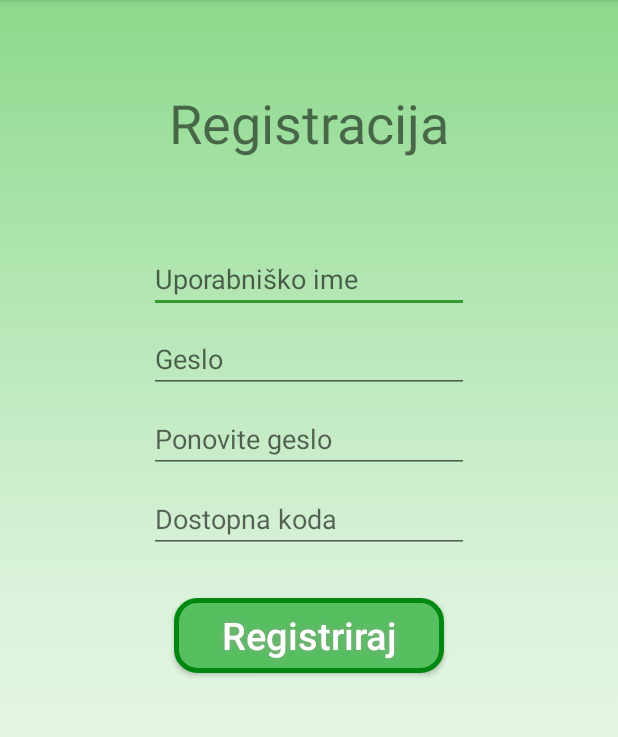
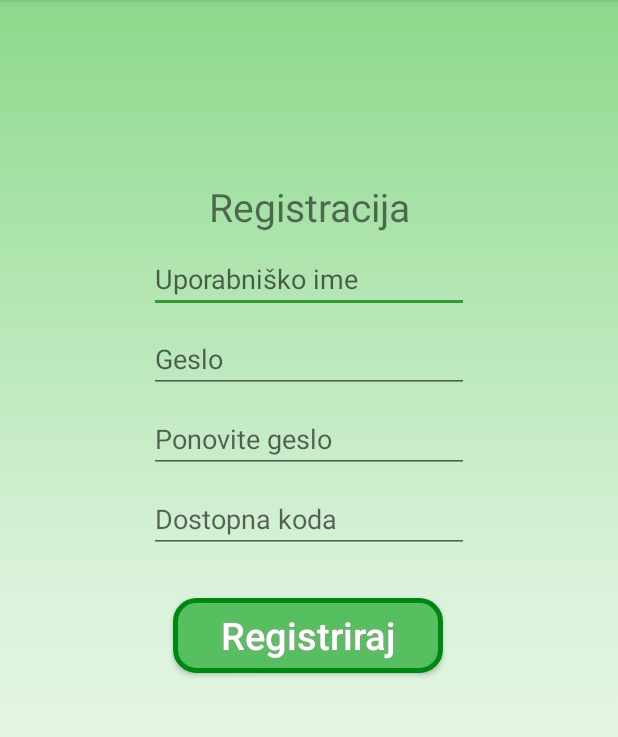
Before and after one commit to andavb/DriveIt, an Android app: the Registracija screen opened directly, with no data from a screen before it, on a phone screen of 412 x 824 dp, the part 84-821 px from its top. Run offline under Robolectric (Android 15) with nearby library versions, the phone set to English and light mode, and no system bars; our stand-ins replace Volley.

Commit message:
added DB connect and registed register view

```diff
--- a/DriveIt/app/build.gradle
+++ b/DriveIt/app/build.gradle
@@ -38,6 +38,8 @@ dependencies {
 
     implementation 'com.github.d-max:spots-dialog:1.1@aar'
 
+    implementation 'com.android.volley:volley:1.1.0'
+
 
 }
 apply plugin: 'com.google.gms.google-services'
--- /dev/null
+++ b/DriveIt/app/src/main/res/layout-land/activity_registracija.xml
@@ -0,0 +1,129 @@
+<?xml version="1.0" encoding="utf-8"?>
+<android.support.constraint.ConstraintLayout xmlns:android="http://schemas.android.com/apk/res/android"
+    xmlns:app="http://schemas.android.com/apk/res-auto"
+    xmlns:tools="http://schemas.android.com/tools"
+    android:layout_width="match_parent"
+    android:layout_height="match_parent"
+    android:background="@drawable/bacground_color"
+    tools:context=".Registracija">
+
+    <EditText
+        android:id="@+id/ID_name"
+        android:layout_width="wrap_content"
+        android:layout_height="wrap_content"
+        android:layout_marginEnd="8dp"
+        android:layout_marginStart="8dp"
+        android:layout_marginTop="8dp"
+        android:ems="10"
+        android:hint="Uporabniško ime"
+        android:inputType="textPersonName"
+        app:layout_constraintEnd_toStartOf="@+id/guideline2"
+        app:layout_constraintStart_toStartOf="parent"
+        app:layout_constraintTop_toTopOf="@+id/guideline" />
+
+    <EditText
+        android:id="@+id/ID_passwrod"
+        android:layout_width="wrap_content"
+        android:layout_height="wrap_content"
+        android:layout_marginEnd="8dp"
+        android:layout_marginStart="8dp"
+        android:layout_marginTop="8dp"
+        android:ems="10"
+        android:hint="Geslo"
+        android:inputType="textPassword"
+        app:layout_constraintEnd_toEndOf="parent"
+        app:layout_constraintStart_toStartOf="@+id/guideline2"
+        app:layout_constraintTop_toTopOf="@+id/guideline" />
+
+    <EditText
+        android:id="@+id/ID_passwrodRepeat"
+        android:layout_width="wrap_content"
+        android:layout_height="wrap_content"
+        android:layout_marginEnd="8dp"
+        android:layout_marginStart="8dp"
+        android:layout_marginTop="8dp"
+        android:ems="10"
+        android:hint="Ponovite geslo"
+        android:inputType="textPassword"
+        app:layout_constraintEnd_toEndOf="parent"
+        app:layout_constraintStart_toStartOf="@+id/guideline2"
+        app:layout_constraintTop_toBottomOf="@+id/ID_passwrod" />
+
+    <EditText
+        android:id="@+id/ID_uniqcode"
+        android:layout_width="wrap_content"
+        android:layout_height="wrap_content"
+        android:layout_marginEnd="8dp"
+        android:layout_marginStart="8dp"
+        android:layout_marginTop="8dp"
+        android:ems="10"
+        android:hint="Dostopna koda"
+        android:inputType="numberPassword"
+        app:layout_constraintEnd_toStartOf="@+id/guideline2"
+        app:layout_constraintStart_toStartOf="parent"
+        app:layout_constraintTop_toBottomOf="@+id/ID_name" />
+
+    <android.support.constraint.Guideline
+        android:id="@+id/guideline"
+        android:layout_width="wrap_content"
+        android:layout_height="wrap_content"
+        android:orientation="horizontal"
+        app:layout_constraintGuide_percent="0.32" />
+
+    <TextView
+        android:id="@+id/ID_textview"
+        android:layout_width="wrap_content"
+        android:layout_height="wrap_content"
+        android:layout_marginEnd="8dp"
+        android:layout_marginStart="8dp"
+        android:layout_marginTop="20dp"
+        android:text="Registracija"
+        android:textSize="36sp"
+        app:layout_constraintEnd_toEndOf="parent"
+        app:layout_constraintHorizontal_bias="0.498"
+        app:layout_constraintStart_toStartOf="parent"
+        app:layout_constraintTop_toTopOf="parent" />
+
+    <Button
+        android:id="@+id/ID_registerBtnReg"
+
+        android:layout_width="180dp"
+        android:layout_height="50dp"
+
+        android:layout_marginBottom="40dp"
+        android:layout_marginEnd="8dp"
+        android:layout_marginStart="8dp"
+        android:background="@drawable/button_green"
+        android:shadowColor="#8BA886"
+        android:shadowDx="0"
+        android:shadowDy="0"
+        android:shadowRadius="5"
+        android:text="@string/registriraj"
+        android:textAllCaps="false"
+        android:textColor="#FFFFFF"
+        android:textSize="25sp"
+        app:layout_constraintBottom_toBottomOf="parent"
+        app:layout_constraintEnd_toEndOf="parent"
+        app:layout_constraintStart_toStartOf="parent" />
+
+    <android.support.constraint.Guideline
+        android:id="@+id/guideline2"
+        android:layout_width="wrap_content"
+        android:layout_height="wrap_content"
+        android:orientation="vertical"
+        app:layout_constraintGuide_percent="0.50073206" />
+
+    <ProgressBar
+        android:id="@+id/ID_loading"
+        style="?android:attr/progressBarStyle"
+        android:layout_width="0dp"
+        android:layout_height="wrap_content"
+        android:layout_marginEnd="8dp"
+        android:layout_marginStart="8dp"
+        android:layout_marginTop="15dp"
+        app:layout_constraintEnd_toEndOf="parent"
+        app:layout_constraintStart_toStartOf="parent"
+        app:layout_constraintTop_toBottomOf="@+id/ID_uniqcode"
+        tools:visibility="gone" />
+
+</android.support.constraint.ConstraintLayout>
--- a/DriveIt/app/src/main/res/layout-land/content_glavni_meni.xml
+++ b/DriveIt/app/src/main/res/layout-land/content_glavni_meni.xml
@@ -36,7 +36,8 @@
         gauge:maxValue="300"
         gauge:minValue="0"
         gauge:totalNicks="120"
-        gauge:valuePerNick="3" />
+        gauge:valuePerNick="3"
+        app:lowerText="bar"/>
 
 
     <ImageView
--- a/DriveIt/app/src/main/res/layout/activity_registracija.xml
+++ b/DriveIt/app/src/main/res/layout/activity_registracija.xml
@@ -8,7 +8,7 @@
     tools:context=".Registracija">
 
     <EditText
-        android:id="@+id/editText"
+        android:id="@+id/ID_name"
         android:layout_width="wrap_content"
         android:layout_height="wrap_content"
         android:layout_marginEnd="8dp"
@@ -22,7 +22,7 @@
         app:layout_constraintTop_toTopOf="@+id/guideline" />
 
     <EditText
-        android:id="@+id/editText3"
+        android:id="@+id/ID_passwrod"
         android:layout_width="wrap_content"
         android:layout_height="wrap_content"
         android:layout_marginEnd="8dp"
@@ -33,10 +33,10 @@
         android:inputType="textPassword"
         app:layout_constraintEnd_toEndOf="parent"
         app:layout_constraintStart_toStartOf="parent"
-        app:layout_constraintTop_toBottomOf="@+id/editText" />
+        app:layout_constraintTop_toBottomOf="@+id/ID_name" />
 
     <EditText
-        android:id="@+id/editText4"
+        android:id="@+id/ID_passwrodRepeat"
         android:layout_width="wrap_content"
         android:layout_height="wrap_content"
         android:layout_marginEnd="8dp"
@@ -47,10 +47,10 @@
         android:inputType="textPassword"
         app:layout_constraintEnd_toEndOf="parent"
         app:layout_constraintStart_toStartOf="parent"
-        app:layout_constraintTop_toBottomOf="@+id/editText3" />
+        app:layout_constraintTop_toBottomOf="@+id/ID_passwrod" />
 
     <EditText
-        android:id="@+id/editText5"
+        android:id="@+id/ID_uniqcode"
         android:layout_width="wrap_content"
         android:layout_height="wrap_content"
         android:layout_marginEnd="8dp"
@@ -61,7 +61,7 @@
         android:inputType="numberPassword"
         app:layout_constraintEnd_toEndOf="parent"
         app:layout_constraintStart_toStartOf="parent"
-        app:layout_constraintTop_toBottomOf="@+id/editText4" />
+        app:layout_constraintTop_toBottomOf="@+id/ID_passwrodRepeat" />
 
     <android.support.constraint.Guideline
         android:id="@+id/guideline"
@@ -71,7 +71,7 @@
         app:layout_constraintGuide_percent="0.20232172" />
 
     <TextView
-        android:id="@+id/textView"
+        android:id="@+id/ID_textview"
         android:layout_width="wrap_content"
         android:layout_height="wrap_content"
         android:layout_marginBottom="8dp"
@@ -79,11 +79,13 @@
         android:layout_marginStart="8dp"
         android:layout_marginTop="8dp"
         android:text="Registracija"
-        android:textSize="36sp"
-        app:layout_constraintBottom_toTopOf="@+id/editText"
+        android:textAlignment="center"
+        android:textSize="26sp"
+        app:layout_constraintBottom_toTopOf="@+id/ID_name"
         app:layout_constraintEnd_toEndOf="parent"
         app:layout_constraintStart_toStartOf="parent"
-        app:layout_constraintTop_toTopOf="parent" />
+        app:layout_constraintTop_toTopOf="parent"
+        app:layout_constraintVertical_bias="1.0" />
 
     <Button
         android:id="@+id/ID_registerBtnReg"
@@ -104,7 +106,21 @@
         android:textColor="#FFFFFF"
         android:textSize="25sp"
         app:layout_constraintEnd_toEndOf="parent"
+        app:layout_constraintHorizontal_bias="0.497"
         app:layout_constraintStart_toStartOf="parent"
-        app:layout_constraintTop_toBottomOf="@+id/editText5" />
+        app:layout_constraintTop_toBottomOf="@+id/ID_uniqcode" />
+
+    <ProgressBar
+        android:id="@+id/ID_loading"
+        style="?android:attr/progressBarStyle"
+        android:layout_width="0dp"
+        android:layout_height="wrap_content"
+        android:layout_marginEnd="8dp"
+        android:layout_marginStart="8dp"
+        android:layout_marginTop="15dp"
+        app:layout_constraintEnd_toEndOf="parent"
+        app:layout_constraintStart_toStartOf="parent"
+        app:layout_constraintTop_toBottomOf="@+id/ID_uniqcode"
+        tools:visibility="gone" />
 
 </android.support.constraint.ConstraintLayout>
--- a/DriveIt/app/src/main/res/values/strings.xml
+++ b/DriveIt/app/src/main/res/values/strings.xml
@@ -21,4 +21,11 @@
     <string name="ni_uspelo">Povezava ni uspela!</string>
     <string name="povezujem">Povezujem...</string>
     <string name="ze_povezavno">Povezava je že vzpostavljena</string>
+    <string name="vse_podatke">Niste vnesli vseh podatkov!</string>
+    <string name="neujemanje_gesel">Gesli se ne ujemata!</string>
+    <string name="registracija_uspela">Registracija uspela</string>
+    <string name="registracija_niUspela">Registracija ni uspela</string>
+    <string name="koda_se_ne_ujemaa">Napačna koda</string>
+    <string name="prijava_ni_uspela">Prijava ni uspela</string>
+    <string name="uporabnik_ne_obstaja">Uporabnik ne obstaja</string>
 </resources>
```
Also changed, not shown: DriveIt/app/src/main/java/com/example/andrejavbelj/driveit/Login.java (+103 -16 lines), DriveIt/app/src/main/java/com/example/andrejavbelj/driveit/Registracija.java (+120 -0 lines), DriveIt/app/src/main/res/layout-land/activity_login.xml (+13 -0 lines), DriveIt/app/src/main/res/layout/activity_login.xml (+13 -0 lines), 180 other files.
